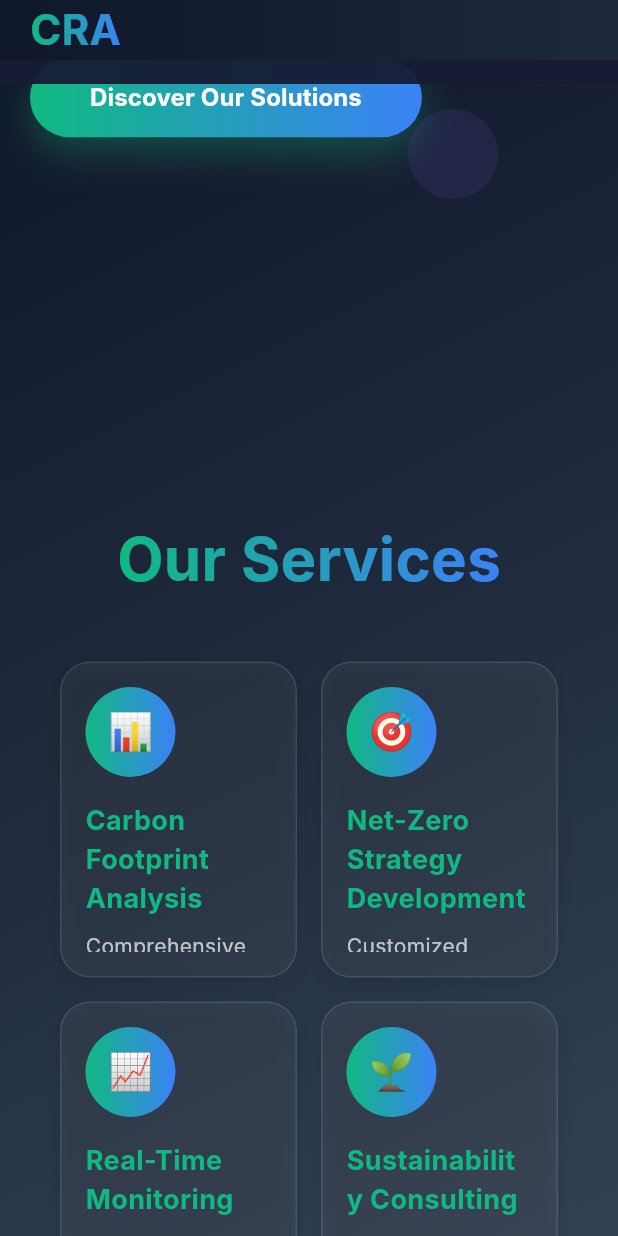
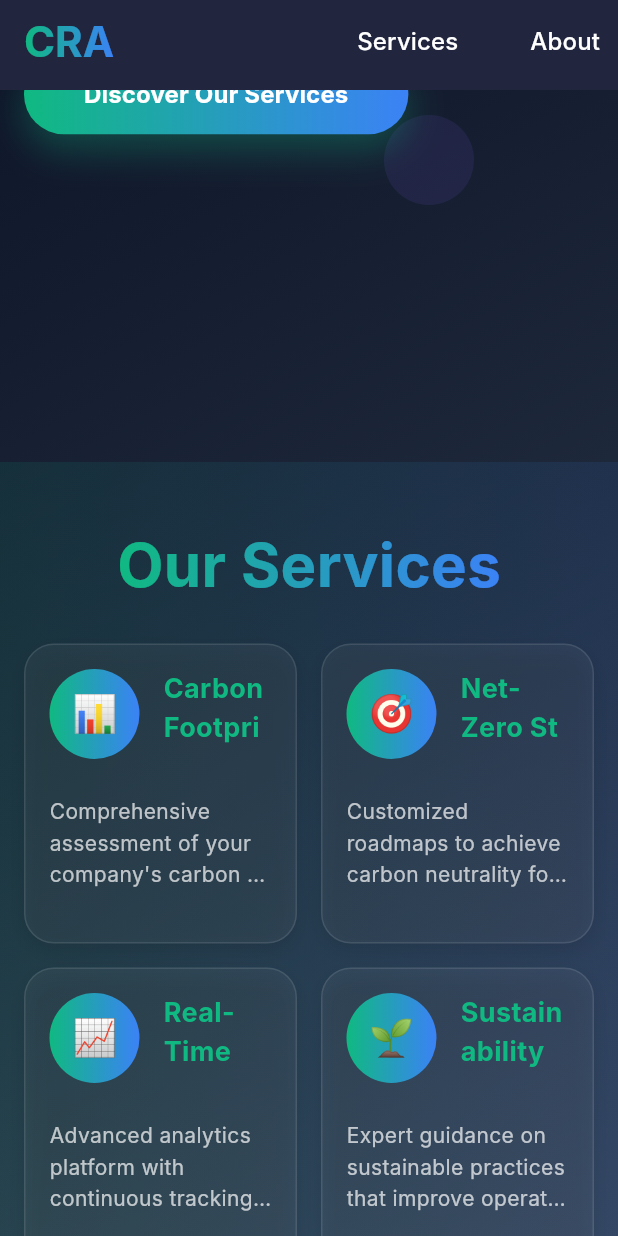
Before and after one commit to fahadjaved882244/carbon_root_analytics, a Flutter app: the screen it shows after launch, scrolled down 576 dp, on a phone screen of 412 x 824 dp. Run offline on Flutter 3.47's test engine with Material 3 defaults, Android fonts, the phone set to English and light mode, and no system bars; our stand-ins replace flutter_hooks, hooks_riverpod, shared_preferences; Roboto replaces fonts that are missing (Inter).

Commit message:
fix ui bugs

```diff
--- /dev/null
+++ b/devtools_options.yaml
@@ -0,0 +1,3 @@
+description: This file stores settings for Dart & Flutter DevTools.
+documentation: https://docs.flutter.dev/tools/devtools/extensions#configure-extension-enablement-states
+extensions:
--- a/lib/features/home/view/home_view.dart
+++ b/lib/features/home/view/home_view.dart
@@ -2,17 +2,25 @@ import 'package:carbon_root_analytics/features/home/view/widgets/home_about_sect
 import 'package:carbon_root_analytics/features/home/view/widgets/home_app_bar.dart';
 import 'package:carbon_root_analytics/features/home/view/widgets/home_footer.dart';
 import 'package:carbon_root_analytics/features/home/view/widgets/home_hero_section.dart';
-import 'package:carbon_root_analytics/features/home/view/widgets/home_manchester_section.dart';
 import 'package:carbon_root_analytics/features/home/view/widgets/home_service_section.dart';
 import 'package:flutter/material.dart';
 
 class HomePage extends StatelessWidget {
   const HomePage({super.key});
 
+  static final Map<String, GlobalKey> _sectionKeys = {
+    'services': GlobalKey(),
+    'about': GlobalKey(),
+  };
+
   @override
   Widget build(BuildContext context) {
     return Scaffold(
-      body: Container(
+      appBar: PreferredSize(
+        preferredSize: const Size.fromHeight(60),
+        child: HomeAppBar(scrollToSection: _scrollToSection),
+      ),
+      body: DecoratedBox(
         decoration: const BoxDecoration(
           gradient: LinearGradient(
             begin: Alignment.topLeft,
@@ -20,21 +28,28 @@ class HomePage extends StatelessWidget {
             colors: [Color(0xFF0f172a), Color(0xFF1e293b), Color(0xFF334155)],
           ),
         ),
-        child: CustomScrollView(
-          slivers: [
-            HomeAppBar(),
-            SliverList(
-              delegate: SliverChildListDelegate([
-                HomeHeroSection(),
-                HomeServiceSection(),
-                HomeAboutSection(),
-                HomeManchesterSection(),
-                HomeFooter(),
-              ]),
+        child: ListView(
+          children: [
+            HomeHeroSection(
+              scrollToServices: () => _scrollToSection('services'),
             ),
+            HomeServiceSection(key: _sectionKeys['services']),
+            HomeAboutSection(key: _sectionKeys['about']),
+            HomeFooter(),
           ],
         ),
       ),
     );
   }
+
+  void _scrollToSection(String section) {
+    final key = _sectionKeys[section];
+    if (key?.currentContext != null) {
+      Scrollable.ensureVisible(
+        key!.currentContext!,
+        duration: Duration(milliseconds: 400),
+        curve: Curves.easeInOut,
+      );
+    }
+  }
 }
--- a/lib/features/home/view/widgets/home_app_bar.dart
+++ b/lib/features/home/view/widgets/home_app_bar.dart
@@ -1,31 +1,15 @@
 import 'package:flutter/material.dart';
 
 class HomeAppBar extends StatelessWidget {
-  const HomeAppBar({super.key});
+  final void Function(String) scrollToSection;
+  const HomeAppBar({super.key, required this.scrollToSection});
 
   @override
   Widget build(BuildContext context) {
-    return SliverAppBar(
-      expandedHeight: 0,
-      floating: true,
-      pinned: true,
+    return AppBar(
+      elevation: 0,
       backgroundColor: const Color(0xFF0f172a).withOpacity(0.95),
-      flexibleSpace: Container(
-        decoration: BoxDecoration(
-          gradient: LinearGradient(
-            colors: [
-              const Color(0xFF0f172a).withOpacity(0.95),
-              const Color(0xFF1e293b).withOpacity(0.95),
-            ],
-          ),
-        ),
-        child: SafeArea(
-          child: Padding(
-            padding: const EdgeInsets.symmetric(horizontal: 20),
-            child: Row(
-              mainAxisAlignment: MainAxisAlignment.spaceBetween,
-              children: [
-                ShaderMask(
+      title: ShaderMask(
         shaderCallback: (bounds) => const LinearGradient(
           colors: [Color(0xFF10b981), Color(0xFF3b82f6)],
         ).createShader(bounds),
@@ -38,24 +22,19 @@ class HomeAppBar extends StatelessWidget {
           ),
         ),
       ),
-                // Row(
-                //   children: [
-                //     _buildNavButton('Services', () => _scrollToSection(700)),
-                //     const SizedBox(width: 20),
-                //     _buildNavButton('About', () => _scrollToSection(1200)),
-                //     const SizedBox(width: 20),
-                //     _buildNavButton('Contact', () => _scrollToSection(2000)),
-                //   ],
-                // ),
+      actions: [
+        _buildNavButton('Services', () {
+          scrollToSection('services');
+        }),
+        const SizedBox(width: 24),
+        _buildNavButton('About', () {
+          scrollToSection('about');
+        }),
       ],
-            ),
-          ),
-        ),
-      ),
     );
   }
 
-  Widget buildNavButton(String text, VoidCallback onPressed) {
+  Widget _buildNavButton(String text, VoidCallback onPressed) {
     return TextButton(
       onPressed: onPressed,
       child: Text(
--- a/lib/features/home/view/widgets/home_hero_section.dart
+++ b/lib/features/home/view/widgets/home_hero_section.dart
@@ -1,7 +1,9 @@
+import 'package:carbon_root_analytics/features/responsive/view/widgets/responsive_padding.dart';
 import 'package:flutter/material.dart';
 
 class HomeHeroSection extends StatefulWidget {
-  const HomeHeroSection({super.key});
+  final VoidCallback scrollToServices;
+  const HomeHeroSection({super.key, required this.scrollToServices});
 
   @override
   State<HomeHeroSection> createState() => _HomeHeroSectionState();
@@ -66,15 +68,15 @@ class _HomeHeroSectionState extends State<HomeHeroSection>
   Widget build(BuildContext context) {
     return SizedBox(
       height: MediaQuery.of(context).size.height,
+      child: ResponsivePadding(
         child: Stack(
+          alignment: Alignment.center,
           children: [
             // Floating elements
             _buildFloatingElements(),
 
             // Main content
             Center(
-            child: Padding(
-              padding: const EdgeInsets.all(20),
               child: Column(
                 mainAxisAlignment: MainAxisAlignment.center,
                 crossAxisAlignment: CrossAxisAlignment.start,
@@ -104,7 +106,7 @@ class _HomeHeroSectionState extends State<HomeHeroSection>
                               ),
                             ),
                           ),
-                          const SizedBox(height: 20),
+                          const SizedBox(height: 16),
                           const Text(
                             'Empowering Manchester SMEs to achieve net-zero\ncarbon emissions through cutting-edge analytics\nand sustainable solutions for the office and service sector.',
                             style: TextStyle(
@@ -113,10 +115,10 @@ class _HomeHeroSectionState extends State<HomeHeroSection>
                               height: 1.5,
                             ),
                           ),
-                          const SizedBox(height: 40),
-                          _buildGradientButton('Discover Our Solutions', () {
+                          const SizedBox(height: 32),
+                          _buildGradientButton('Discover Our Services', () {
                             // Uncomment the next line to enable scrolling to a specific section
-                            // _scrollToSection(600);
+                            widget.scrollToServices.call();
                           }),
                         ],
                       ),
@@ -125,8 +127,8 @@ class _HomeHeroSectionState extends State<HomeHeroSection>
                 ],
               ),
             ),
+          ],
         ),
-        ],
       ),
     );
   }
--- a/lib/features/home/view/widgets/home_service_section.dart
+++ b/lib/features/home/view/widgets/home_service_section.dart
@@ -1,3 +1,4 @@
+import 'package:carbon_root_analytics/features/responsive/view/widgets/responsive_padding.dart';
 import 'package:flutter/material.dart';
 
 class HomeServiceSection extends StatelessWidget {
@@ -44,8 +45,18 @@ class HomeServiceSection extends StatelessWidget {
 
   @override
   Widget build(BuildContext context) {
-    return Container(
-      padding: const EdgeInsets.all(40),
+    return DecoratedBox(
+      decoration: BoxDecoration(
+        gradient: LinearGradient(
+          colors: [
+            const Color(0xFF10b981).withOpacity(0.1),
+            const Color(0xFF3b82f6).withOpacity(0.1),
+          ],
+        ),
+      ),
+      child: ResponsivePadding(
+        child: Padding(
+          padding: const EdgeInsets.symmetric(vertical: 40),
           child: Column(
             children: [
               ShaderMask(
@@ -61,24 +72,31 @@ class HomeServiceSection extends StatelessWidget {
                   ),
                 ),
               ),
-          const SizedBox(height: 40),
+              const SizedBox(height: 24),
               GridView.builder(
                 shrinkWrap: true,
                 physics: const NeverScrollableScrollPhysics(),
-            itemCount: 6,
-            itemBuilder: (context, index) => _buildServiceCard(
-              _cards[index]['icon'] as String,
-              _cards[index]['title'] as String,
-              _cards[index]['description'] as String,
-            ),
                 gridDelegate: SliverGridDelegateWithMaxCrossAxisExtent(
-              maxCrossAxisExtent: 250,
+                  mainAxisExtent: 200,
+                  maxCrossAxisExtent: 275,
                   crossAxisSpacing: 16,
                   mainAxisSpacing: 16,
-              childAspectRatio: 0.75,
+                  // Adjust the aspect ratio based on available width and height
+                  childAspectRatio: 1,
+                ),
+                itemCount: _cards.length,
+                itemBuilder: (context, index) {
+                  final card = _cards[index];
+                  return _buildServiceCard(
+                    card['icon'] as String,
+                    card['title'] as String,
+                    card['description'] as String,
+                  );
+                },
+              ),
+            ],
           ),
         ),
-        ],
       ),
     );
   }
@@ -101,6 +119,9 @@ class HomeServiceSection extends StatelessWidget {
       child: Column(
         crossAxisAlignment: CrossAxisAlignment.start,
         children: [
+          Row(
+            crossAxisAlignment: CrossAxisAlignment.start,
+            children: [
               Container(
                 width: 60,
                 height: 60,
@@ -114,16 +135,21 @@ class HomeServiceSection extends StatelessWidget {
                   child: Text(icon, style: const TextStyle(fontSize: 24)),
                 ),
               ),
-          const SizedBox(height: 16),
-          Text(
+              const SizedBox(width: 16),
+              Expanded(
+                child: Text(
                   title,
+                  maxLines: 2,
                   style: const TextStyle(
                     fontSize: 18,
                     fontWeight: FontWeight.bold,
                     color: Color(0xFF10b981),
                   ),
                 ),
-          const SizedBox(height: 8),
+              ),
+            ],
+          ),
+          const SizedBox(height: 24),
           Expanded(
             child: Text(
               description,
```
Also changed, not shown: lib/features/home/view/widgets/home_about_section.dart (+24 -19 lines), lib/features/home/view/widgets/home_footer.dart (+21 -9 lines), lib/features/home/view/widgets/home_manchester_section.dart (deleted, +0 -81 lines), 8 other files. Lines whose indentation alone changed are shown as unchanged.
